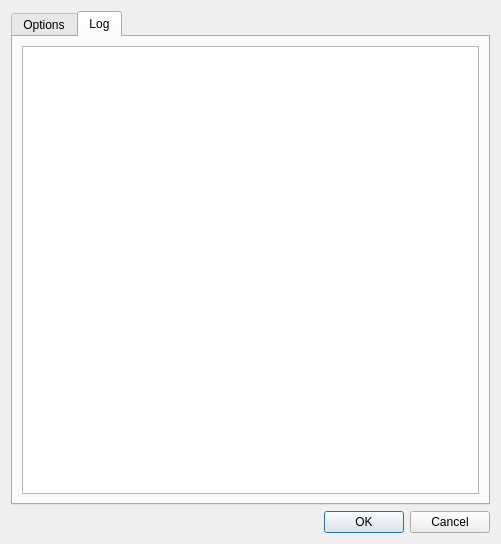
Qt form species_explorer/openmodeller_dialog_base.ui (kartoza/SpeciesExplorer) before a commit.
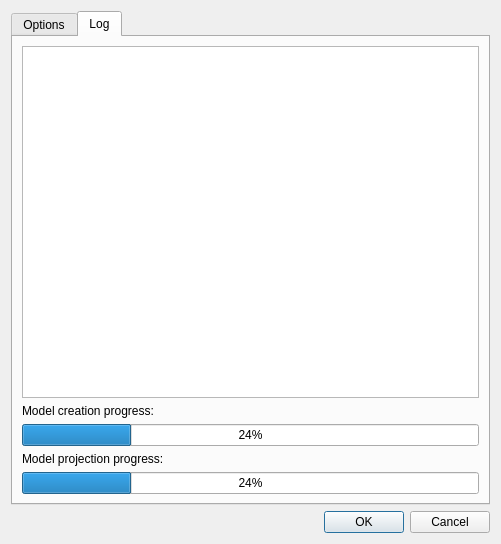
The same form after that commit. The open tabs and pages were chosen to show the change.

What changed in the file:
```diff
--- a/species_explorer/openmodeller_dialog_base.ui
+++ b/species_explorer/openmodeller_dialog_base.ui
@@ -112,9 +112,37 @@
        <string>Log</string>
       </attribute>
       <layout class="QGridLayout" name="gridLayout_2">
+       <item row="4" column="0">
+        <widget class="QProgressBar" name="projection_progress">
+         <property name="value">
+          <number>24</number>
+         </property>
+        </widget>
+       </item>
        <item row="0" column="0">
         <widget class="QPlainTextEdit" name="log"/>
        </item>
+       <item row="2" column="0">
+        <widget class="QProgressBar" name="creation_progress">
+         <property name="value">
+          <number>24</number>
+         </property>
+        </widget>
+       </item>
+       <item row="1" column="0">
+        <widget class="QLabel" name="label_9">
+         <property name="text">
+          <string>Model creation progress:</string>
+         </property>
+        </widget>
+       </item>
+       <item row="3" column="0">
+        <widget class="QLabel" name="label_10">
+         <property name="text">
+          <string>Model projection progress:</string>
+         </property>
+        </widget>
+       </item>
       </layout>
      </widget>
     </widget>
```
